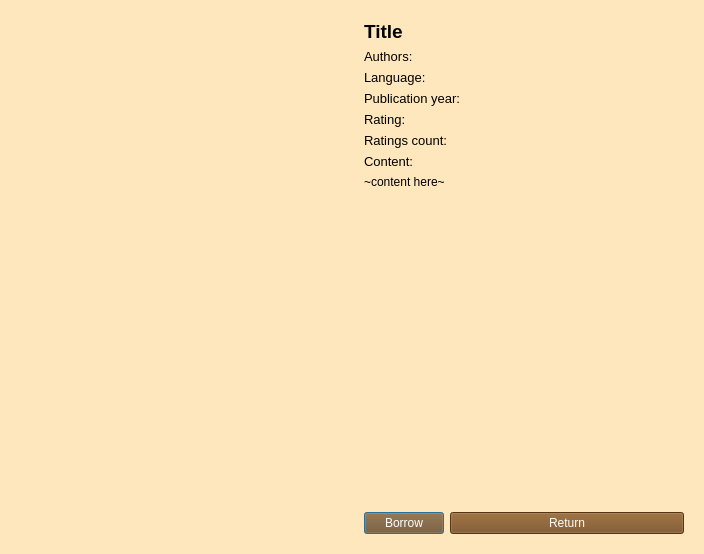
Before: the Qt Designer form client/src/bookdetailswindow.ui in Dargoswwwe/smc-library, drawn with Qt 5.
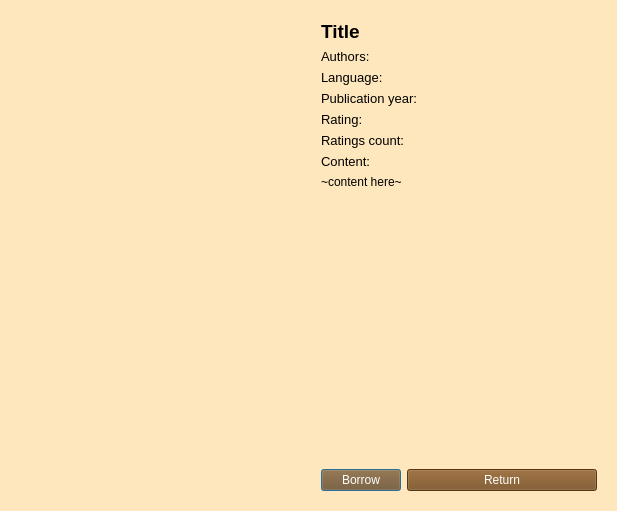
After: the same form once the commit is applied. Icons and pictures are not drawn.

The edit to the form file:
```diff
--- a/client/src/bookdetailswindow.ui
+++ b/client/src/bookdetailswindow.ui
@@ -6,8 +6,8 @@
    <rect>
     <x>0</x>
     <y>0</y>
-    <width>704</width>
-    <height>554</height>
+    <width>617</width>
+    <height>511</height>
    </rect>
   </property>
   <property name="sizePolicy">
```
Left out of the diff: 1 changed line with no effect on the pictures.
